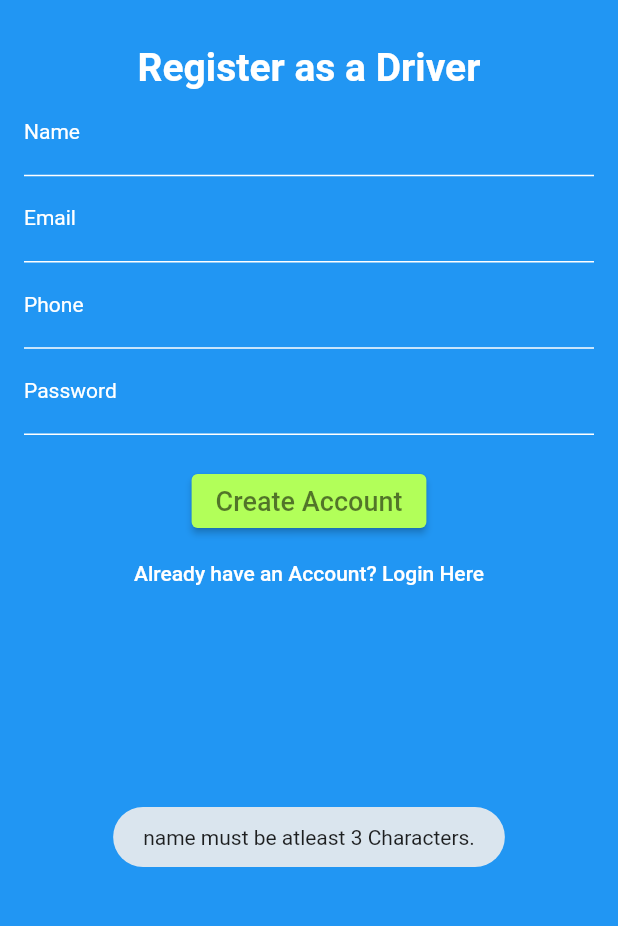
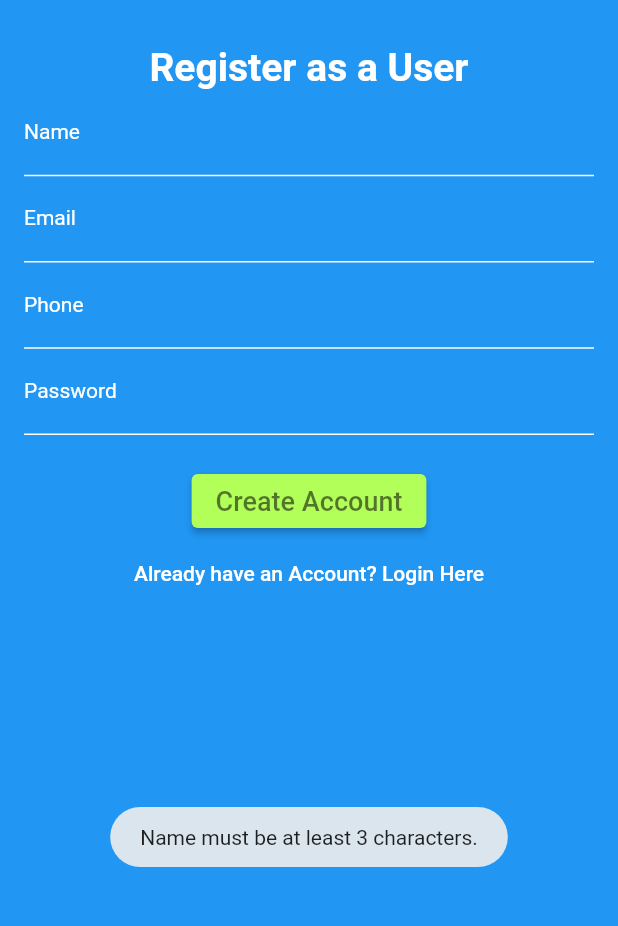
Before and after one commit to liafernando/Project-4-Carpool-App, a Flutter app: the SignUpScreen screen opened directly, after a tap on "Create Account", on a phone screen of 412 x 824 dp, the part 273-1199 px from its top. Run offline on Flutter 3.47's test engine with Material 2 defaults, Android fonts, the phone set to English and light mode, and no system bars; our stand-ins replace firebase_auth, firebase_core, firebase_database, fluttertoast, google_maps_flutter; accounts and stored records are empty.

```diff
--- a/users_app/lib/authentication/signup_screen.dart
+++ b/users_app/lib/authentication/signup_screen.dart
@@ -12,6 +12,8 @@ import 'login_screen.dart';
 
 class SignUpScreen extends StatefulWidget
 {
+  const SignUpScreen({super.key});
+
   @override
   _SignUpScreenState createState() => _SignUpScreenState();
 }
@@ -26,29 +28,36 @@ class _SignUpScreenState extends State<SignUpScreen>
   TextEditingController passwordTextEditingController = TextEditingController();
 
 
-  validateForm()
-  {
-    if(nameTextEditingController.text.length < 3)
-    {
-      Fluttertoast.showToast(msg: "name must be atleast 3 Characters.");
-    }
-    else if(!emailTextEditingController.text.contains("@"))
-    {
-      Fluttertoast.showToast(msg: "Email address is not Valid.");
-    }
-    else if(phoneTextEditingController.text.isEmpty)
-    {
-      Fluttertoast.showToast(msg: "Phone Number is required.");
-    }
-    else if(passwordTextEditingController.text.length < 6)
-    {
-      Fluttertoast.showToast(msg: "Password must be atleast 6 Characters.");
-    }
-    else
-    {
+  validateForm() {
+    if (isNameInvalid()) {
+      Fluttertoast.showToast(msg: "Name must be at least 3 characters.");
+    } else if (isEmailInvalid()) {
+      Fluttertoast.showToast(msg: "Email address is not valid.");
+    } else if (isPhoneInvalid()) {
+      Fluttertoast.showToast(msg: "Phone number is required.");
+    } else if (isPasswordInvalid()) {
+      Fluttertoast.showToast(msg: "Password must be at least 6 characters.");
+    } else {
       saveUserInfoNow();
     }
   }
+
+  bool isNameInvalid() {
+    return nameTextEditingController.text.length < 3;
+  }
+
+  bool isEmailInvalid() {
+    return !emailTextEditingController.text.contains("@");
+  }
+
+  bool isPhoneInvalid() {
+    return phoneTextEditingController.text.isEmpty;
+  }
+
+  bool isPasswordInvalid() {
+    return passwordTextEditingController.text.length < 6;
+  }
+
 
   saveUserInfoNow() async
   {
@@ -67,7 +76,7 @@ class _SignUpScreenState extends State<SignUpScreen>
         password: passwordTextEditingController.text.trim(),
       ).catchError((msg){
         Navigator.pop(context);
-        Fluttertoast.showToast(msg: "Error: " + msg.toString());
+        Fluttertoast.showToast(msg: "Error: $msg");
       })
     ).user;
 
@@ -86,7 +95,7 @@ class _SignUpScreenState extends State<SignUpScreen>
 
       currentFirebaseUser = firebaseUser;
       Fluttertoast.showToast(msg: "Account has been Created.");
-      Navigator.push(context, MaterialPageRoute(builder: (c)=> MySplashScreen()));
+      Navigator.push(context, MaterialPageRoute(builder: (c)=> const MySplashScreen()));
     }
     else
     {
@@ -115,7 +124,7 @@ class _SignUpScreenState extends State<SignUpScreen>
               const SizedBox(height: 10,),
 
               const Text(
-                "Register as a Driver",
+                "Register as a User",
                 style: TextStyle(
                   fontSize: 26,
                   color: Colors.white,
@@ -235,7 +244,7 @@ class _SignUpScreenState extends State<SignUpScreen>
                   validateForm();
                 },
                 style: ElevatedButton.styleFrom(
-                  primary: Colors.lightGreenAccent,
+                  backgroundColor: Colors.lightGreenAccent,
                 ),
                 child: const Text(
                   "Create Account",
@@ -253,7 +262,7 @@ class _SignUpScreenState extends State<SignUpScreen>
                 ),
                 onPressed: ()
                 {
-                  Navigator.push(context, MaterialPageRoute(builder: (c)=> LoginScreen()));
+                  Navigator.push(context, MaterialPageRoute(builder: (c)=> const LoginScreen()));
                 },
               ),
 
--- a/users_app/lib/global/global.dart
+++ b/users_app/lib/global/global.dart
@@ -1,6 +1,9 @@
 import 'package:firebase_auth/firebase_auth.dart';
+
+import '../models/user_model.dart';
 
 
 
 final FirebaseAuth fAuth = FirebaseAuth.instance;
 User? currentFirebaseUser;
+UserModel? userModelCurrentInfo;
--- a/users_app/lib/widgets/progress_dialog.dart
+++ b/users_app/lib/widgets/progress_dialog.dart
@@ -4,7 +4,7 @@ import 'package:flutter/material.dart';
 class ProgressDialog extends StatelessWidget
 {
   String? message;
-  ProgressDialog({this.message});
+  ProgressDialog({super.key, this.message});
 
 
   @override
```
Also changed, not shown: users_app/lib/authentication/login_screen.dart (+70 -61 lines), users_app/lib/helping/helping_methods.dart (added, +22 -0 lines), users_app/lib/mainScreens/main_screen.dart (+35 -9 lines), users_app/lib/models/user_model.dart (added, +17 -0 lines), users_app/lib/splashScreen/splash_screen.dart (+19 -31 lines), users_app/lib/widgets/my_drawer.dart (added, +66 -0 lines).
